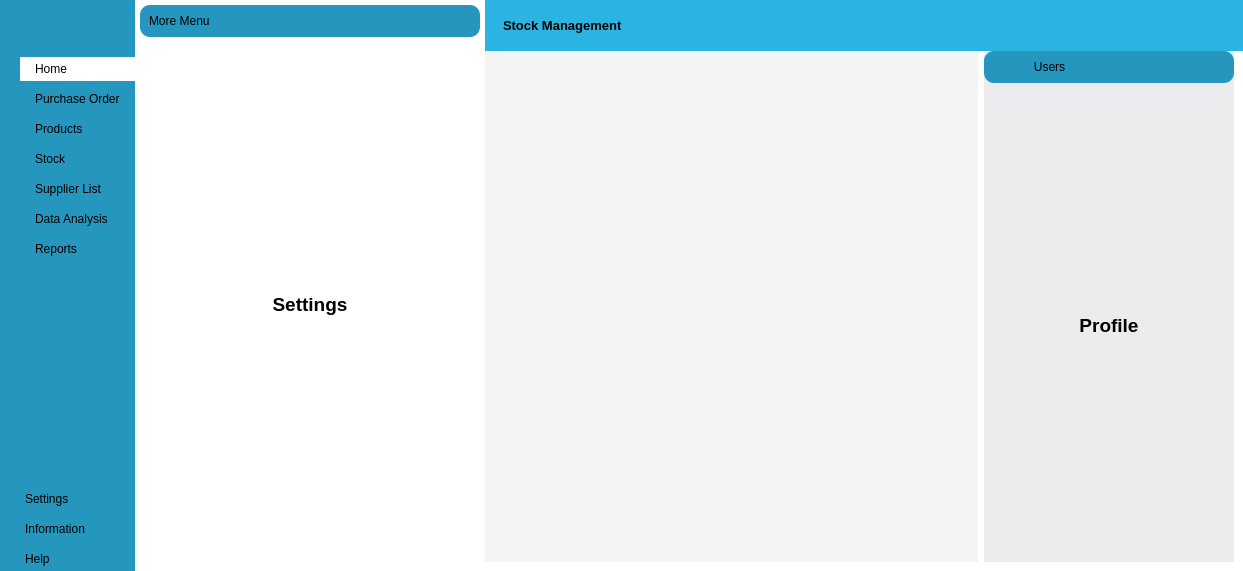
Qt form main.ui (qauntico/Business-application-) before a commit.
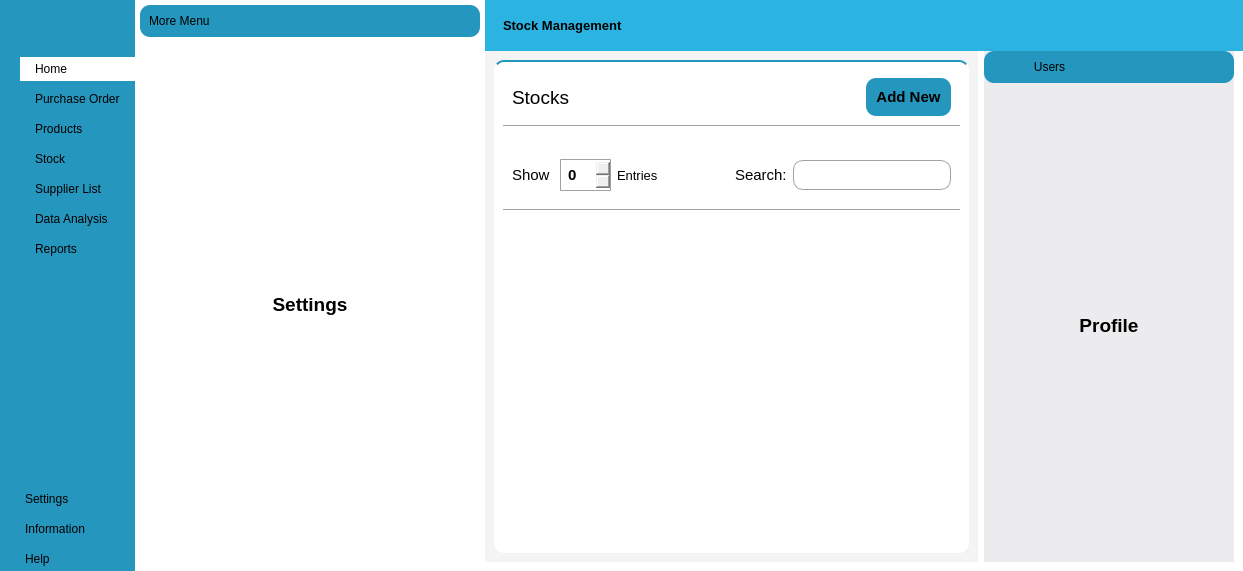
The same form after that commit. The open tabs and pages were chosen to show the change. Icons and pictures are not drawn.

Commit message: created the add product dialog box

```diff
--- a/main.ui
+++ b/main.ui
@@ -60,30 +60,30 @@
  	 border-width: 6px;
  	 border-color: #e3e3e3;
 }
-#pushButton_11 {
+#pushButton_11, #pushButton_18, #pushButton_17 {
 	background-color: #2596be;
 	padding:10px;
 	border-radius:10px
 }
-#widget_5, #widget_6 {
+#widget_5, #widget_6, #widget_7 {
  	border-radius: 10px;
 	border-top:2px solid #2596be;
 	background-color: white;
 }
-#frame_18, #frame_24 {
+#frame_18, #frame_24, #frame_30 {
 	border-bottom: 1px solid #a1a1a1;
 }
-#frame_20, #frame_26 {
+#frame_20, #frame_26, #frame_32 {
 	border-bottom: 1px solid #a1a1a1;
 }
 #stackedWidget_3{
 	background-color: #f4f4f4;
 }
-#lineEdit, #lineEdit_2 {
+#lineEdit, #lineEdit_2, #lineEdit_3 {
 	border: 1px solid #a1a1a1;
 	border-radius: 10px
 }
-#spinBox, #spinBox_2 {
+#spinBox, #spinBox_2, #spinBox_3 {
 	border:1px solid #a1a1a1;
 	border-radius: 1px;
 	padding:5px
@@ -1896,7 +1896,249 @@
                 </layout>
                </widget>
                <widget class="QWidget" name="page_9">
-                <layout class="QVBoxLayout" name="verticalLayout_18"/>
+                <layout class="QVBoxLayout" name="verticalLayout_18">
+                 <item>
+                  <widget class="QWidget" name="widget_7" native="true">
+                   <layout class="QVBoxLayout" name="verticalLayout_35">
+                    <item alignment="Qt::AlignTop">
+                     <widget class="QFrame" name="frame_30">
+                      <property name="frameShape">
+                       <enum>QFrame::StyledPanel</enum>
+                      </property>
+                      <property name="frameShadow">
+                       <enum>QFrame::Raised</enum>
+                      </property>
+                      <layout class="QHBoxLayout" name="horizontalLayout_30">
+                       <item>
+                        <widget class="QLabel" name="label_38">
+                         <property name="font">
+                          <font>
+                           <pointsize>14</pointsize>
+                           <weight>50</weight>
+                           <bold>false</bold>
+                           <underline>false</underline>
+                          </font>
+                         </property>
+                         <property name="text">
+                          <string>Stocks</string>
+                         </property>
+                        </widget>
+                       </item>
+                       <item alignment="Qt::AlignRight">
+                        <widget class="QPushButton" name="pushButton_18">
+                         <property name="font">
+                          <font>
+                           <pointsize>11</pointsize>
+                           <weight>75</weight>
+                           <bold>true</bold>
+                          </font>
+                         </property>
+                         <property name="text">
+                          <string>Add New</string>
+                         </property>
+                         <property name="icon">
+                          <iconset resource="icons/icons.qrc">
+                           <normaloff>:/icons/plus.svg</normaloff>:/icons/plus.svg</iconset>
+                         </property>
+                         <property name="iconSize">
+                          <size>
+                           <width>24</width>
+                           <height>24</height>
+                          </size>
+                         </property>
+                        </widget>
+                       </item>
+                      </layout>
+                     </widget>
+                    </item>
+                    <item>
+                     <widget class="QFrame" name="frame_31">
+                      <property name="sizePolicy">
+                       <sizepolicy hsizetype="Expanding" vsizetype="Expanding">
+                        <horstretch>0</horstretch>
+                        <verstretch>0</verstretch>
+                       </sizepolicy>
+                      </property>
+                      <property name="frameShape">
+                       <enum>QFrame::StyledPanel</enum>
+                      </property>
+                      <property name="frameShadow">
+                       <enum>QFrame::Raised</enum>
+                      </property>
+                      <layout class="QVBoxLayout" name="verticalLayout_36">
+                       <property name="leftMargin">
+                        <number>0</number>
+                       </property>
+                       <property name="rightMargin">
+                        <number>0</number>
+                       </property>
+                       <item>
+                        <widget class="QFrame" name="frame_32">
+                         <property name="frameShape">
+                          <enum>QFrame::StyledPanel</enum>
+                         </property>
+                         <property name="frameShadow">
+                          <enum>QFrame::Raised</enum>
+                         </property>
+                         <layout class="QHBoxLayout" name="horizontalLayout_31">
+                          <property name="leftMargin">
+                           <number>0</number>
+                          </property>
+                          <property name="rightMargin">
+                           <number>0</number>
+                          </property>
+                          <item alignment="Qt::AlignLeft">
+                           <widget class="QFrame" name="frame_33">
+                            <property name="font">
+                             <font>
+                              <pointsize>4</pointsize>
+                             </font>
+                            </property>
+                            <property name="frameShape">
+                             <enum>QFrame::StyledPanel</enum>
+                            </property>
+                            <property name="frameShadow">
+                             <enum>QFrame::Raised</enum>
+                            </property>
+                            <layout class="QHBoxLayout" name="horizontalLayout_32">
+                             <item>
+                              <widget class="QLabel" name="label_39">
+                               <property name="font">
+                                <font>
+                                 <pointsize>11</pointsize>
+                                </font>
+                               </property>
+                               <property name="text">
+                                <string>Show </string>
+                               </property>
+                              </widget>
+                             </item>
+                             <item>
+                              <widget class="QSpinBox" name="spinBox_3">
+                               <property name="sizePolicy">
+                                <sizepolicy hsizetype="Minimum" vsizetype="Preferred">
+                                 <horstretch>0</horstretch>
+                                 <verstretch>0</verstretch>
+                                </sizepolicy>
+                               </property>
+                               <property name="minimumSize">
+                                <size>
+                                 <width>49</width>
+                                 <height>32</height>
+                                </size>
+                               </property>
+                               <property name="font">
+                                <font>
+                                 <pointsize>11</pointsize>
+                                 <weight>75</weight>
+                                 <bold>true</bold>
+                                </font>
+                               </property>
+                              </widget>
+                             </item>
+                             <item>
+                              <widget class="QLabel" name="label_40">
+                               <property name="font">
+                                <font>
+                                 <pointsize>10</pointsize>
+                                </font>
+                               </property>
+                               <property name="text">
+                                <string>Entries</string>
+                               </property>
+                              </widget>
+                             </item>
+                            </layout>
+                           </widget>
+                          </item>
+                          <item alignment="Qt::AlignRight">
+                           <widget class="QFrame" name="frame_34">
+                            <property name="frameShape">
+                             <enum>QFrame::StyledPanel</enum>
+                            </property>
+                            <property name="frameShadow">
+                             <enum>QFrame::Raised</enum>
+                            </property>
+                            <layout class="QHBoxLayout" name="horizontalLayout_33">
+                             <item>
+                              <widget class="QLabel" name="label_41">
+                               <property name="font">
+                                <font>
+                                 <pointsize>11</pointsize>
+                                </font>
+                               </property>
+                               <property name="text">
+                                <string>Search:</string>
+                               </property>
+                              </widget>
+                             </item>
+                             <item>
+                              <widget class="QLineEdit" name="lineEdit_3">
+                               <property name="sizePolicy">
+                                <sizepolicy hsizetype="Minimum" vsizetype="Maximum">
+                                 <horstretch>0</horstretch>
+                                 <verstretch>0</verstretch>
+                                </sizepolicy>
+                               </property>
+                               <property name="minimumSize">
+                                <size>
+                                 <width>158</width>
+                                 <height>0</height>
+                                </size>
+                               </property>
+                               <property name="maximumSize">
+                                <size>
+                                 <width>16777215</width>
+                                 <height>30</height>
+                                </size>
+                               </property>
+                               <property name="baseSize">
+                                <size>
+                                 <width>0</width>
+                                 <height>0</height>
+                                </size>
+                               </property>
+                               <property name="font">
+                                <font>
+                                 <pointsize>10</pointsize>
+                                </font>
+                               </property>
+                              </widget>
+                             </item>
+                            </layout>
+                           </widget>
+                          </item>
+                         </layout>
+                        </widget>
+                       </item>
+                       <item>
+                        <widget class="QFrame" name="frame_35">
+                         <property name="sizePolicy">
+                          <sizepolicy hsizetype="Preferred" vsizetype="Expanding">
+                           <horstretch>0</horstretch>
+                           <verstretch>0</verstretch>
+                          </sizepolicy>
+                         </property>
+                         <property name="frameShape">
+                          <enum>QFrame::StyledPanel</enum>
+                         </property>
+                         <property name="frameShadow">
+                          <enum>QFrame::Raised</enum>
+                         </property>
+                         <layout class="QVBoxLayout" name="verticalLayout_37">
+                          <item>
+                           <widget class="QTableView" name="tableView_3"/>
+                          </item>
+                         </layout>
+                        </widget>
+                       </item>
+                      </layout>
+                     </widget>
+                    </item>
+                   </layout>
+                  </widget>
+                 </item>
+                </layout>
                </widget>
                <widget class="QWidget" name="page_10">
                 <layout class="QVBoxLayout" name="verticalLayout_19">
```
Left out of the diff: 4 changed lines with no effect on the pictures. The commit also changes 1 other file.
